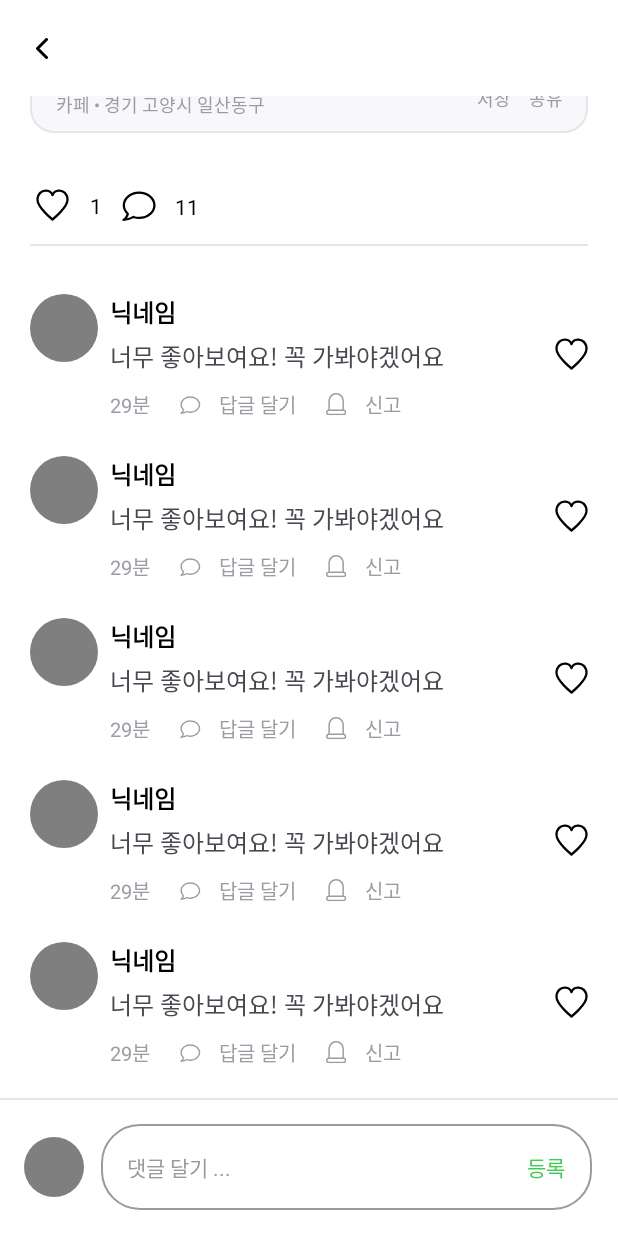
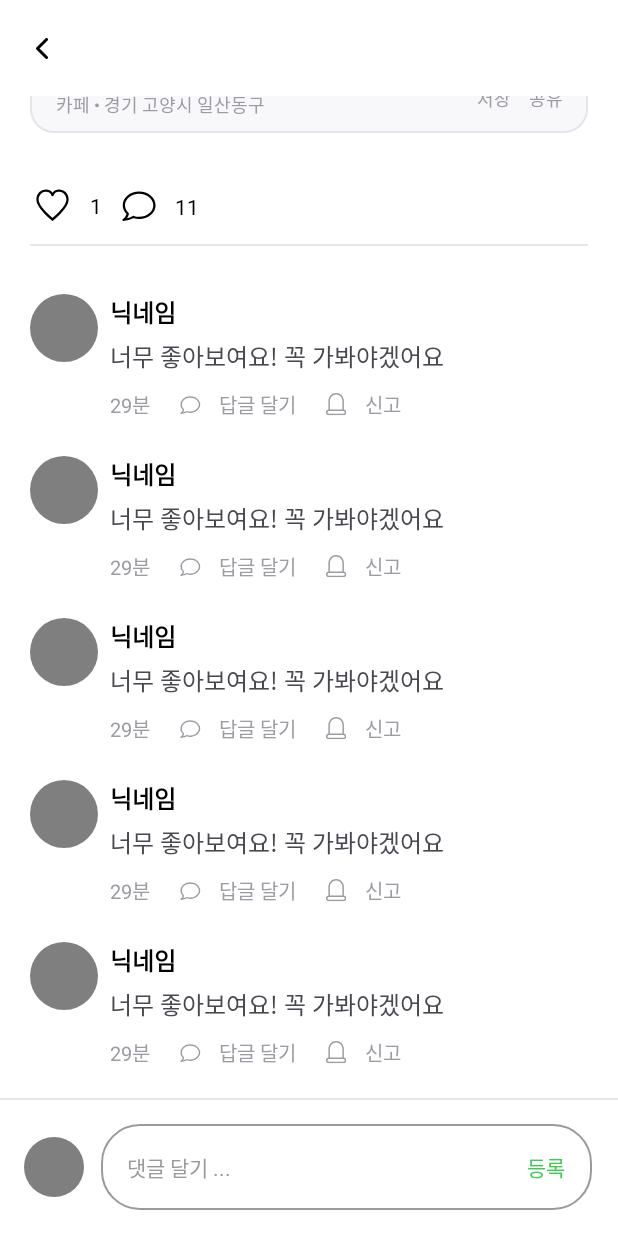
Before and after one commit to HipChon/hipchon-android, an Android app: the FeedDetailActivity screen opened directly, with no data from a screen before it, scrolled down 544 dp, on a phone screen of 412 x 824 dp. Run offline under Robolectric (Android 15) with nearby library versions, the phone set to English and light mode, and no system bars; our stand-ins replace Dagger/Hilt's generated code, data binding.

Commit message:
[MOD] 피드 상세화면의 댓글 좋아요 레이아웃 삭제

```diff
--- a/app/src/main/res/layout/item_feed_comment.xml
+++ b/app/src/main/res/layout/item_feed_comment.xml
@@ -36,21 +36,12 @@
             android:layout_width="0dp"
             android:layout_height="wrap_content"
             android:layout_marginTop="5dp"
-            android:layout_marginEnd="@dimen/spacing_8"
             android:text="너무 좋아보여요! 꼭 가봐야겠어요"
             android:textColor="@color/gray06"
             android:textSize="@dimen/text_size_16"
-            app:layout_constraintEnd_toStartOf="@id/iv_feed_comment_like"
+            app:layout_constraintEnd_toEndOf="parent"
             app:layout_constraintStart_toStartOf="@id/tv_feed_comment_name"
             app:layout_constraintTop_toBottomOf="@id/tv_feed_comment_name" />
-
-        <ImageView
-            android:id="@+id/iv_feed_comment_like"
-            android:layout_width="wrap_content"
-            android:layout_height="wrap_content"
-            android:background="@drawable/ic_favorite"
-            app:layout_constraintEnd_toEndOf="parent"
-            app:layout_constraintTop_toTopOf="@id/tv_feed_comment_content" />
 
         <TextView
             android:id="@+id/tv_feed_comment_time"
```
